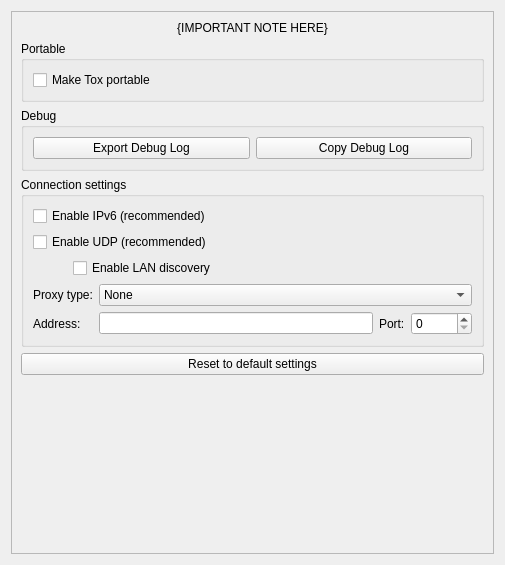
First picture: the form in src/widget/form/settings/advancedsettings.ui, repository TokTok/qTox, before the edit.
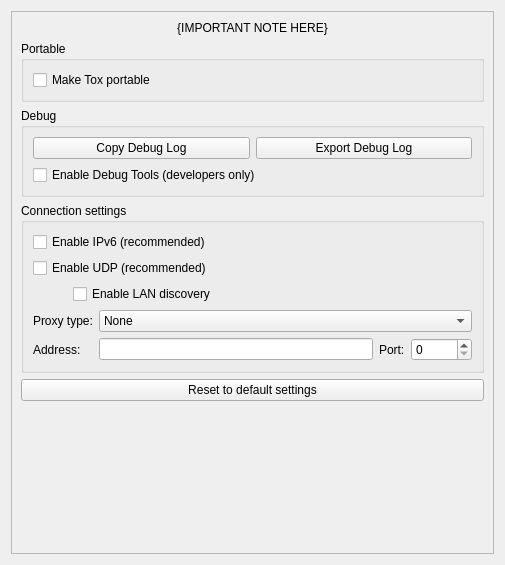
Second picture: the form after the edit. Custom widgets are drawn as their Qt base class.

Commit message:
feat: Add debug log view.
This is quite inefficient as it loads the entire log from disk every
time it reloads (every 5 seconds). We can improve that later.

The edit to the form file:
```diff
--- a/src/widget/form/settings/advancedsettings.ui
+++ b/src/widget/form/settings/advancedsettings.ui
@@ -24,8 +24,8 @@
        <rect>
         <x>0</x>
         <y>0</y>
-        <width>489</width>
-        <height>549</height>
+        <width>485</width>
+        <height>545</height>
        </rect>
       </property>
       <layout class="QVBoxLayout" name="verticalLayout_2">
@@ -74,12 +74,9 @@
          </property>
          <layout class="QHBoxLayout" name="horizontalLayout">
           <item>
-           <widget class="QPushButton" name="btnExportLog">
-            <property name="text">
-             <string>Export Debug Log</string>
-            </property>
-           </widget>
-          </item>
+           <layout class="QVBoxLayout" name="verticalLayout_4">
+            <item>
+             <layout class="QHBoxLayout" name="horizontalLayout_2">
           <item>
            <widget class="QPushButton" name="btnCopyDebug">
             <property name="text">
@@ -87,6 +84,24 @@
             </property>
            </widget>
           </item>
+              <item>
+               <widget class="QPushButton" name="btnExportLog">
+                <property name="text">
+                 <string>Export Debug Log</string>
+                </property>
+               </widget>
+              </item>
+             </layout>
+            </item>
+            <item>
+             <widget class="QCheckBox" name="cbEnableDebug">
+              <property name="text">
+               <string>Enable Debug Tools (developers only)</string>
+              </property>
+             </widget>
+            </item>
+           </layout>
+          </item>
          </layout>
         </widget>
        </item>
```
Left out of the diff: 2 changed lines with no effect on the pictures. Lines whose indentation alone changed are shown as unchanged. The commit also changes 72 other files.
